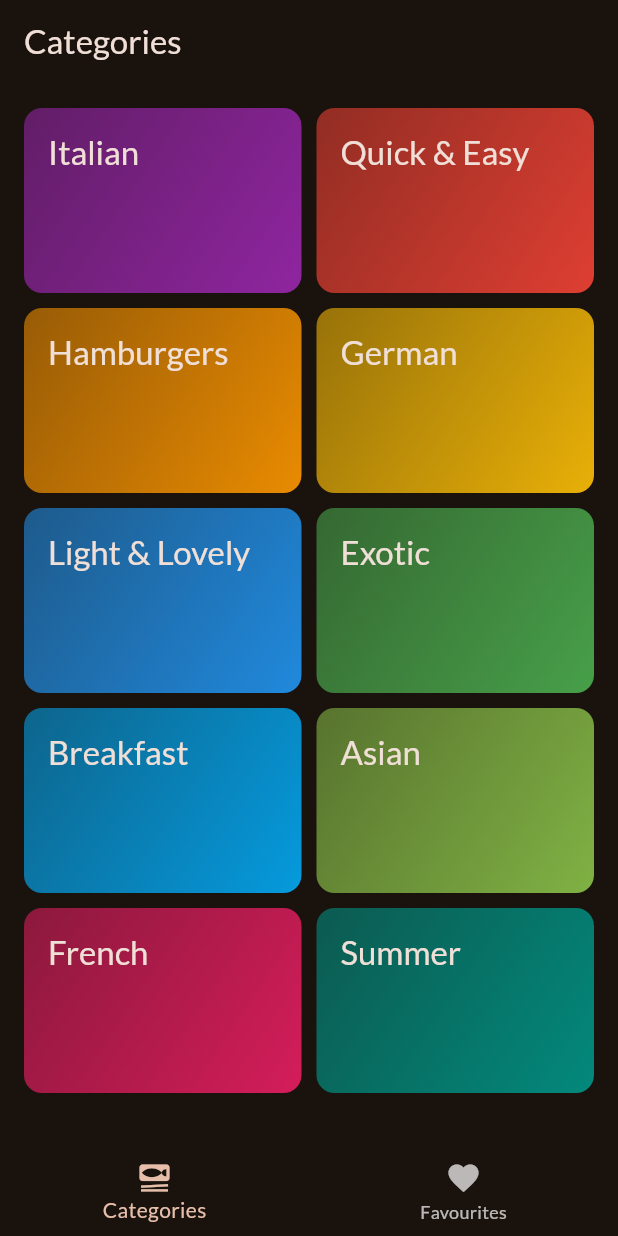
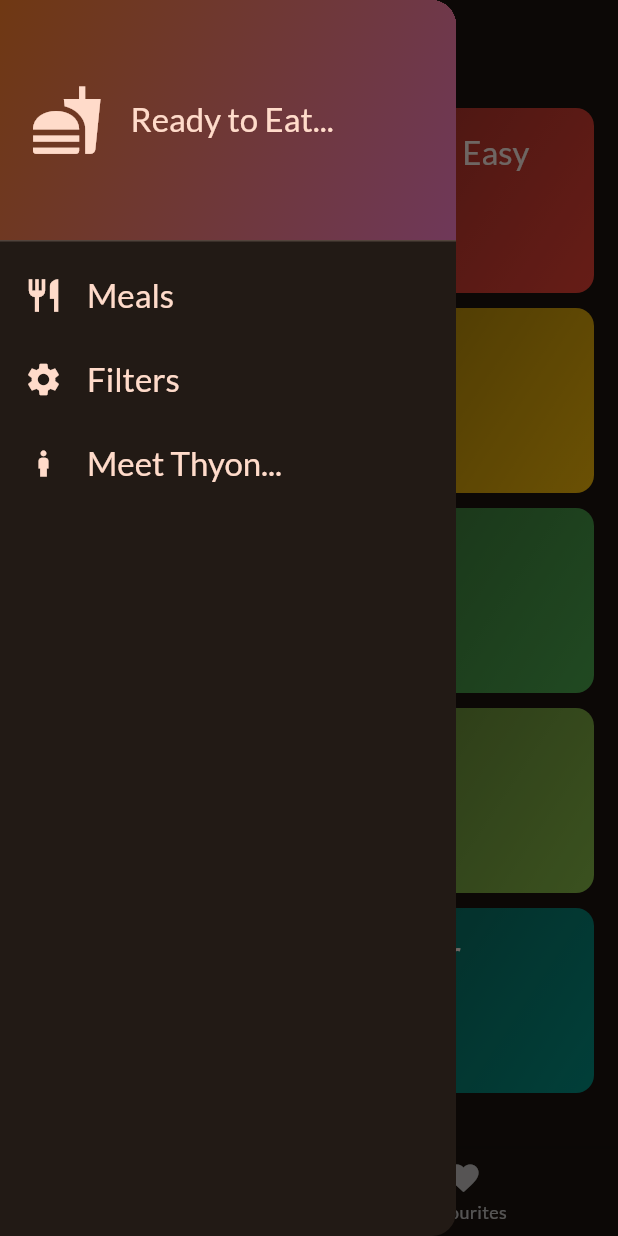
Before and after one commit to Thyon3/Mobile-App-Projects, a Flutter app: the screen it shows after launch, with the side drawer open (before the commit the screen has no drawer), on a phone screen of 412 x 824 dp. Run offline on Flutter 3.47's test engine with Material 3 defaults, Android fonts, the light colour scheme and no system bars; our stand-ins replace google_fonts, transparent_image.

Commit message:
favourites functionality and drawer on the side added

```diff
--- a/healthy_meals_app/lib/Screen/Categories_Screen.dart
+++ b/healthy_meals_app/lib/Screen/Categories_Screen.dart
@@ -3,9 +3,12 @@ import 'package:healthy_meals_app/Widgets/category_grid_item.dart';
 import 'package:healthy_meals_app/data/dummy_data.dart';
 import 'package:healthy_meals_app/Screen/meals_screen.dart';
 import 'package:healthy_meals_app/Models/category.dart';
+import 'package:healthy_meals_app/Models/meal.dart';
 
 class CategoriesScreen extends StatelessWidget {
-  const CategoriesScreen({super.key});
+  const CategoriesScreen({super.key, required this.OntoggleFavourite});
+
+  final void Function(Meal meal) OntoggleFavourite;
 
   //lets add a function to push a screen in to the available stack of screens
   // we want to display hte meal details in each category so on _selectcategory function we accept the type of category that was tapped
@@ -19,6 +22,7 @@ class CategoriesScreen extends StatelessWidget {
         builder: (ctx) => MealsScreen(
               title: category.title,
               meals: filteredMeals,
+              onToggleFavourite: OntoggleFavourite,
             )));
   }
 
--- a/healthy_meals_app/lib/Screen/meals_screen.dart
+++ b/healthy_meals_app/lib/Screen/meals_screen.dart
@@ -1,5 +1,6 @@
 import 'package:flutter/material.dart';
 import 'package:healthy_meals_app/Models/meal.dart';
+import 'package:healthy_meals_app/Widgets/mainDrawer.dart';
 import 'package:healthy_meals_app/Widgets/meal_item.dart';
 import 'package:healthy_meals_app/Screen/meal_detail.dart';
 
@@ -8,12 +9,16 @@ class MealsScreen extends StatelessWidget {
     super.key,
     this.title,
     required this.meals,
+    required this.onToggleFavourite,
   });
+
+  final void Function(Meal meal) onToggleFavourite;
 
   void selectMeal(Meal meal, BuildContext context) {
     Navigator.of(context).push(MaterialPageRoute(
         builder: (context) => MealDetail(
               meal: meal,
+              onToggleFavourite: onToggleFavourite,
             )));
   }
 
--- a/healthy_meals_app/lib/Screen/tabs.dart
+++ b/healthy_meals_app/lib/Screen/tabs.dart
@@ -1,6 +1,8 @@
 import 'package:flutter/material.dart';
 import 'package:healthy_meals_app/Screen/Categories_Screen.dart';
 import 'package:healthy_meals_app/Screen/meals_screen.dart';
+import 'package:healthy_meals_app/Models/meal.dart';
+import 'package:healthy_meals_app/Widgets/mainDrawer.dart';
 
 class TabsScreen extends StatefulWidget {
   TabsScreen({super.key});
@@ -14,6 +16,9 @@ class TabsScreen extends StatefulWidget {
 class _TabsScreenState extends State<TabsScreen> {
   // we want a variable to keep track which screen is selected from the tabs
   int _selectedPageIndex = 0;
+  // we also want to keep track of the meals that are selected as favourite
+
+  final List<Meal> _favouriteMeals = [];
 
   // a function to change the _selectedPageIndex
 
@@ -23,20 +28,50 @@ class _TabsScreenState extends State<TabsScreen> {
     });
   }
 
+  // showing info message
+  void _showInfoMessage(String message) {
+    ScaffoldMessenger.of(context).clearSnackBars();
+    ScaffoldMessenger.of(context)
+        .showSnackBar(SnackBar(content: Text(message)));
+  }
+  // add or remove a favourite meal
+
+  void _toggleMealFavouriteStatus(Meal meal) {
+    // we need to check whether a meal is in the favourite meals list or not
+    final isExist = _favouriteMeals.contains(meal);
+    if (isExist) {
+      setState(() {
+        _favouriteMeals.remove(meal);
+        _showInfoMessage('deleted form favourites');
+      });
+    } else {
+      setState(() {
+        _favouriteMeals.add(meal);
+        _showInfoMessage('Marked as favourite');
+      });
+    }
+  }
+
   @override
   // TODO: implement widget
   Widget build(context) {
-    Widget activeScreen = const CategoriesScreen();
+    Widget activeScreen = CategoriesScreen(
+      OntoggleFavourite: _toggleMealFavouriteStatus,
+    );
     var activePageTitle = 'Categories';
 
     if (_selectedPageIndex == 1) {
-      activeScreen = MealsScreen(meals: []);
+      activeScreen = MealsScreen(
+        meals: _favouriteMeals,
+        onToggleFavourite: _toggleMealFavouriteStatus,
+      );
       activePageTitle = 'Your Favourites';
     }
     return Scaffold(
         appBar: AppBar(
           title: Text(activePageTitle),
         ),
+        drawer: Maindrawer(),
         body: activeScreen,
         bottomNavigationBar: BottomNavigationBar(
           // we have the onTab property whenever the tabs are clicked
--- /dev/null
+++ b/healthy_meals_app/lib/Widgets/mainDrawer.dart
@@ -0,0 +1,87 @@
+import 'package:flutter/material.dart';
+
+class Maindrawer extends StatelessWidget {
+  Maindrawer({super.key});
+
+  Widget build(context) {
+    return Drawer(
+      child: Column(
+        children: [
+          DrawerHeader(
+            padding: EdgeInsets.all(20),
+            decoration: BoxDecoration(
+              gradient: LinearGradient(
+                colors: [
+                  Theme.of(context).colorScheme.primaryContainer,
+                  Theme.of(context).colorScheme.primaryContainer.withBlue(89),
+                ],
+                begin: Alignment.topLeft,
+                end: Alignment.bottomRight,
+              ),
+            ),
+            child: Row(
+              children: [
+                Icon(
+                  Icons.fastfood,
+                  size: 49,
+                  color: Theme.of(context).colorScheme.onPrimaryContainer,
+                ),
+                SizedBox(
+                  width: 18,
+                ),
+                Text(
+                  'Ready to Eat...',
+                  style: Theme.of(context).textTheme.titleLarge!.copyWith(
+                        color: Theme.of(context).colorScheme.onPrimaryContainer,
+                      ),
+                ),
+              ],
+            ),
+          ),
+          ListTile(
+            leading: Icon(
+              Icons.restaurant,
+              size: 26,
+              color: Theme.of(context).colorScheme.onPrimaryContainer,
+            ),
+            title: Text(
+              'Meals',
+              style: Theme.of(context).textTheme.titleLarge!.copyWith(
+                    color: Theme.of(context).colorScheme.onPrimaryContainer,
+                  ),
+            ),
+            onTap: () {},
+          ),
+          ListTile(
+            leading: Icon(
+              Icons.settings,
+              size: 26,
+              color: Theme.of(context).colorScheme.onPrimaryContainer,
+            ),
+            title: Text(
+              'Filters',
+              style: Theme.of(context).textTheme.titleLarge!.copyWith(
+                    color: Theme.of(context).colorScheme.onPrimaryContainer,
+                  ),
+            ),
+            onTap: () {},
+          ),
+          ListTile(
+            leading: Icon(
+              Icons.boy,
+              size: 26,
+              color: Theme.of(context).colorScheme.onPrimaryContainer,
+            ),
+            title: Text(
+              'Meet Thyon...',
+              style: Theme.of(context).textTheme.titleLarge!.copyWith(
+                    color: Theme.of(context).colorScheme.onPrimaryContainer,
+                  ),
+            ),
+            onTap: () {},
+          )
+        ],
+      ),
+    );
+  }
+}
```
Also changed, not shown: healthy_meals_app/lib/Screen/meal_detail.dart (+10 -1 lines).
